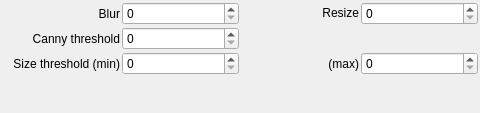
Before: the Qt Designer form src/plugins/video/contoursform.ui in qtplatz/qtplatz, drawn with Qt 5.
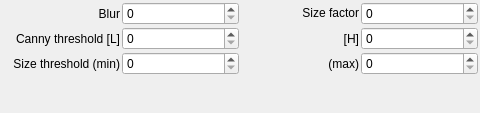
After: the same form once the commit is applied.

```diff
--- a/src/plugins/video/contoursform.ui
+++ b/src/plugins/video/contoursform.ui
@@ -55,7 +55,7 @@
        <item row="0" column="2">
         <widget class="QLabel" name="label_2">
          <property name="text">
-          <string>&lt;html&gt;&lt;head/&gt;&lt;body&gt;&lt;p&gt;Resize&lt;/p&gt;&lt;/body&gt;&lt;/html&gt;</string>
+          <string>&lt;html&gt;&lt;head/&gt;&lt;body&gt;&lt;p&gt;Size factor&lt;/p&gt;&lt;/body&gt;&lt;/html&gt;</string>
          </property>
          <property name="alignment">
           <set>Qt::AlignRight|Qt::AlignTrailing|Qt::AlignVCenter</set>
@@ -68,7 +68,7 @@
        <item row="1" column="0">
         <widget class="QLabel" name="label_3">
          <property name="text">
-          <string>Canny threshold</string>
+          <string>Canny threshold [L]</string>
          </property>
          <property name="alignment">
           <set>Qt::AlignRight|Qt::AlignTrailing|Qt::AlignVCenter</set>
@@ -112,7 +112,28 @@
         <widget class="QSpinBox" name="spinBox_4"/>
        </item>
        <item row="2" column="3">
-        <widget class="QSpinBox" name="spinBox_5"/>
+        <widget class="QSpinBox" name="spinBox_5">
+         <property name="maximum">
+          <number>99999</number>
+         </property>
+        </widget>
+       </item>
+       <item row="1" column="3">
+        <widget class="QSpinBox" name="spinBox_6">
+         <property name="maximum">
+          <number>999</number>
+         </property>
+        </widget>
+       </item>
+       <item row="1" column="2">
+        <widget class="QLabel" name="label_6">
+         <property name="text">
+          <string>[H]</string>
+         </property>
+         <property name="alignment">
+          <set>Qt::AlignRight|Qt::AlignTrailing|Qt::AlignVCenter</set>
+         </property>
+        </widget>
        </item>
       </layout>
      </item>
```
Left out of the diff: 24 changed lines with no effect on the pictures.
